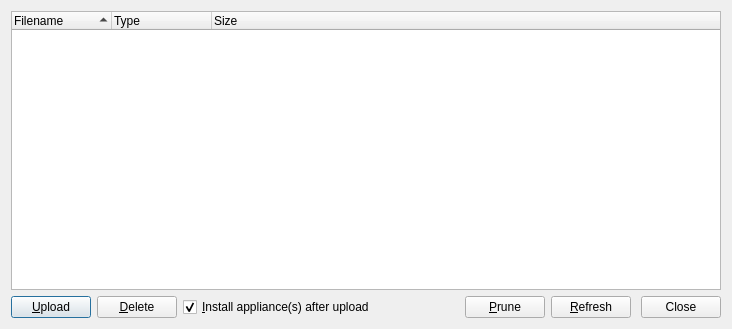
GNS3/gns3-gui, file gns3/ui/image_dialog.ui: the form before one commit.
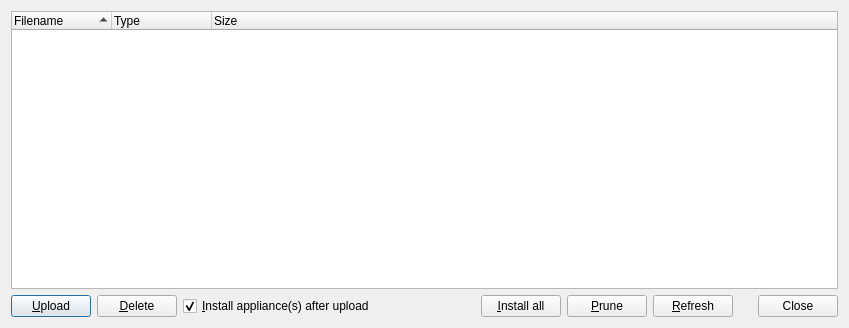
The form after the commit.

Commit message: Add button to create templates based on images that are not used by any yet

Patch:
```diff
--- a/gns3/ui/image_dialog.ui
+++ b/gns3/ui/image_dialog.ui
@@ -9,8 +9,8 @@
    <rect>
     <x>0</x>
     <y>0</y>
-    <width>732</width>
-    <height>329</height>
+    <width>849</width>
+    <height>328</height>
    </rect>
   </property>
   <property name="windowTitle">
@@ -90,6 +90,13 @@
        </property>
       </spacer>
      </item>
+     <item>
+      <widget class="QPushButton" name="uiInstallAllPushButton">
+       <property name="text">
+        <string>&amp;Install all</string>
+       </property>
+      </widget>
+     </item>
      <item>
       <widget class="QPushButton" name="uiPruneImagesPushButton">
        <property name="text">
```
The commit also changes 2 other files.
